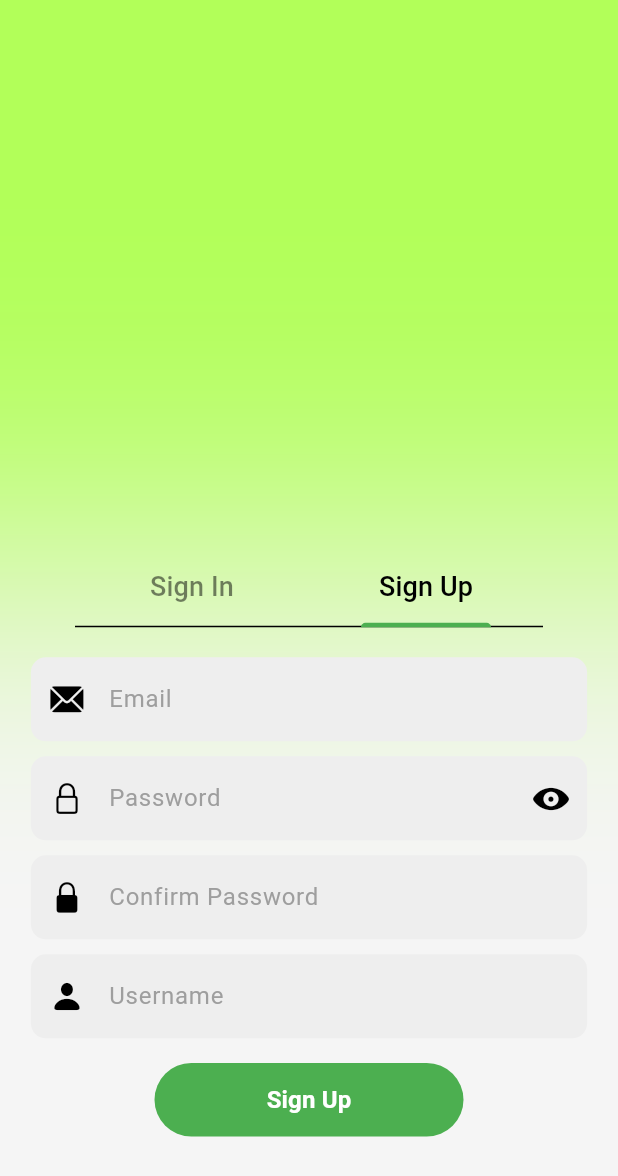
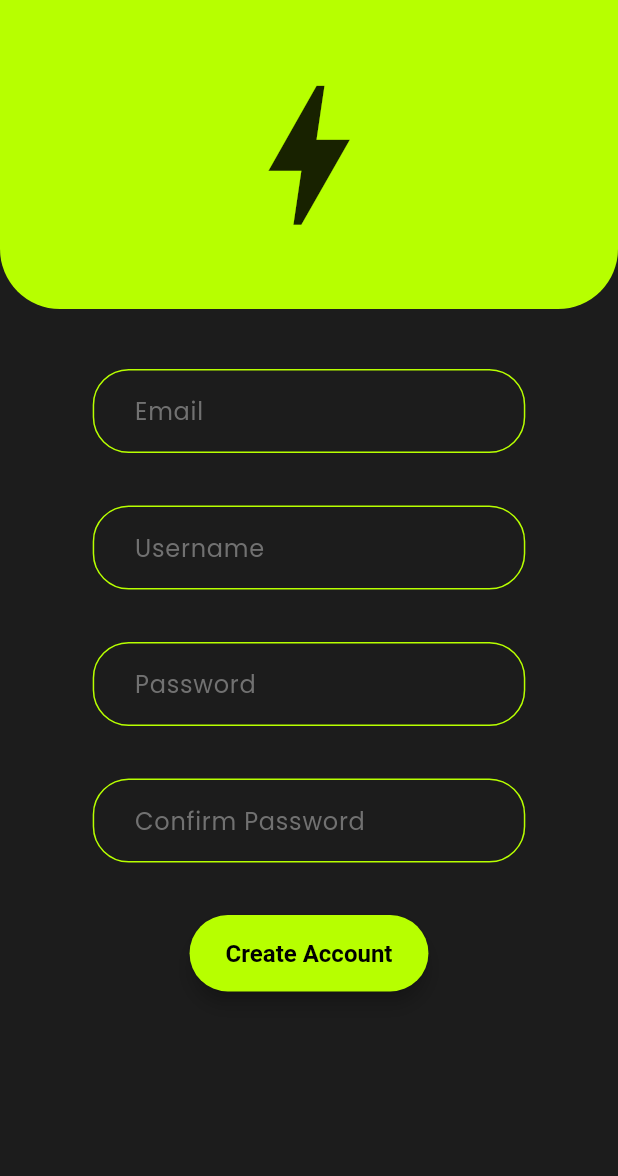
Before and after one commit to AugustanaCSC490Spring2025/Stryke, a Flutter app: the screen it shows after launch, after a tap on "Sign Up", on a phone screen of 412 x 824 dp. Shown: the top 1176 px of the screen. Run offline on Flutter 3.47's test engine with Material 3 defaults, Android fonts, the phone set to English and light mode, and no system bars; our stand-ins replace bloc, cloud_firestore, equatable, firebase_auth, firebase_core, flutter_bloc and 2 more; accounts and stored records are empty.

Commit message:
Created Sign in Screen

```diff
--- a/stryke_main/lib/screens/auth/views/welcome_screen.dart
+++ b/stryke_main/lib/screens/auth/views/welcome_screen.dart
@@ -1,121 +1,121 @@
-import 'dart:ui';
+// import 'dart:ui';
 
-import 'package:flutter/material.dart';
-import 'package:flutter_bloc/flutter_bloc.dart';
-import 'package:test_app/screens/auth/views/sign_in_screen.dart';
-import 'package:test_app/screens/auth/views/sign_up_screen.dart';
+// import 'package:flutter/material.dart';
+// import 'package:flutter_bloc/flutter_bloc.dart';
+// import 'package:test_app/screens/auth/views/sign_in_screen_old.dart';
+// import 'package:test_app/screens/auth/views/sign_up_screen.dart';
 
-import '../../../bloc/authentication_bloc/authentication_bloc.dart';
-import '../blocs/sign_in_bloc/sign_in_bloc.dart';
-import '../blocs/sign_up_bloc/sign_up_bloc.dart';
+// import '../../../bloc/authentication_bloc/authentication_bloc.dart';
+// import '../blocs/sign_in_bloc/sign_in_bloc.dart';
+// import '../blocs/sign_up_bloc/sign_up_bloc.dart';
 
-class WelcomeScreen extends StatefulWidget {
-  final int selectedTab;
-  const WelcomeScreen({super.key, required this.selectedTab});
+// class WelcomeScreen extends StatefulWidget {
+//   final int selectedTab;
+//   const WelcomeScreen({super.key, required this.selectedTab});
 
-  @override
-  State<WelcomeScreen> createState() => _WelcomeScreenState();
-}
+//   @override
+//   State<WelcomeScreen> createState() => _WelcomeScreenState();
+// }
 
-class _WelcomeScreenState extends State<WelcomeScreen> with TickerProviderStateMixin {
-  late TabController tabController;
+// class _WelcomeScreenState extends State<WelcomeScreen> with TickerProviderStateMixin {
+//   late TabController tabController;
 
-  @override
-  void initState() {
-    tabController = TabController(
-      initialIndex: 0,
-      length: 2,
-      vsync: this
-    );
-    tabController.index = widget.selectedTab;
-    super.initState();
-  }
+//   @override
+//   void initState() {
+//     tabController = TabController(
+//       initialIndex: 0,
+//       length: 2,
+//       vsync: this
+//     );
+//     tabController.index = widget.selectedTab;
+//     super.initState();
+//   }
 
-  @override
-  Widget build(BuildContext context) {
-    return Scaffold(
-      backgroundColor: Theme.of(context).colorScheme.surface,
-      body: SingleChildScrollView(
-        child: SizedBox(
-          height: MediaQuery.of(context).size.height,
-          child: Stack(
-            children: [
-              Align(
-                alignment: const AlignmentDirectional (20, -1.2),
-                child: Container(
-                  height: MediaQuery.of(context).size.width,
-                  width: MediaQuery.of(context).size.width,
-                  decoration: BoxDecoration(
-                    shape: BoxShape.rectangle,
-                    color: Theme.of(context).colorScheme.tertiary,
-                  ),
-                ),
-              ),
-              BackdropFilter(
-                  filter: ImageFilter.blur(sigmaX: 100.0, sigmaY: 100.0),
-                  child: Container(),
-              ),
-              Align(
-                alignment: Alignment.bottomCenter,
-                child: SizedBox(
-                  height: MediaQuery.of(context).size.height / 1.8,
-                  child: Column(
-                    children: [
-                      Padding(
-                        padding: const EdgeInsets.symmetric(horizontal: 50.0),
-                        child: TabBar(
-                          controller: tabController,
-                          unselectedLabelColor: Theme.of(context).colorScheme.onSurface.withOpacity(.5),
-                          labelColor: Theme.of(context).colorScheme.onSurface,
-                          tabs: const [
-                            Padding(
-                              padding: EdgeInsets.all(12.0),
-                              child: Text(
-                                "Sign In",
-                                style: TextStyle(
-                                  fontSize: 18.0,
-                                ),
-                              ),
-                            ),
-                            Padding(
-                              padding: EdgeInsets.all(12.0),
-                              child: Text(
-                                "Sign Up",
-                                style: TextStyle(
-                                  fontSize: 18.0,
-                                ),
-                              ),
-                            ),
-                          ],
-                        ),
-                      ),
-                      Expanded(
-                          child: TabBarView(
-                            controller: tabController,
-                            children: [
-                              BlocProvider<SignInBloc>(
-                                create: (context) => SignInBloc(
-                                    context.read<AuthenticationBloc>().userRepository
-                                ),
-                                child: const SignInScreen(),
-                              ),
-                              BlocProvider<SignUpBloc>(
-                                create: (context) => SignUpBloc(
-                                    context.read<AuthenticationBloc>().userRepository
-                                ),
-                                child: const SignUpScreen(),
-                              ),
-                            ],
-                          ),
-                      ),
-                    ],
-                  ),
-                ),
-              )
-            ],
-          ),
-        ),
-      ),
-    );
-  }
-}
+//   @override
+//   Widget build(BuildContext context) {
+//     return Scaffold(
+//       backgroundColor: Theme.of(context).colorScheme.surface,
+//       body: SingleChildScrollView(
+//         child: SizedBox(
+//           height: MediaQuery.of(context).size.height,
+//           child: Stack(
+//             children: [
+//               Align(
+//                 alignment: const AlignmentDirectional (20, -1.2),
+//                 child: Container(
+//                   height: MediaQuery.of(context).size.width,
+//                   width: MediaQuery.of(context).size.width,
+//                   decoration: BoxDecoration(
+//                     shape: BoxShape.rectangle,
+//                     color: Theme.of(context).colorScheme.tertiary,
+//                   ),
+//                 ),
+//               ),
+//               BackdropFilter(
+//                   filter: ImageFilter.blur(sigmaX: 100.0, sigmaY: 100.0),
+//                   child: Container(),
+//               ),
+//               Align(
+//                 alignment: Alignment.bottomCenter,
+//                 child: SizedBox(
+//                   height: MediaQuery.of(context).size.height / 1.8,
+//                   child: Column(
+//                     children: [
+//                       Padding(
+//                         padding: const EdgeInsets.symmetric(horizontal: 50.0),
+//                         child: TabBar(
+//                           controller: tabController,
+//                           unselectedLabelColor: Theme.of(context).colorScheme.onSurface.withOpacity(.5),
+//                           labelColor: Theme.of(context).colorScheme.onSurface,
+//                           tabs: const [
+//                             Padding(
+//                               padding: EdgeInsets.all(12.0),
+//                               child: Text(
+//                                 "Sign In",
+//                                 style: TextStyle(
+//                                   fontSize: 18.0,
+//                                 ),
+//                               ),
+//                             ),
+//                             Padding(
+//                               padding: EdgeInsets.all(12.0),
+//                               child: Text(
+//                                 "Sign Up",
+//                                 style: TextStyle(
+//                                   fontSize: 18.0,
+//                                 ),
+//                               ),
+//                             ),
+//                           ],
+//                         ),
+//                       ),
+//                       Expanded(
+//                           child: TabBarView(
+//                             controller: tabController,
+//                             children: [
+//                               BlocProvider<SignInBloc>(
+//                                 create: (context) => SignInBloc(
+//                                     context.read<AuthenticationBloc>().userRepository
+//                                 ),
+//                                 child: const SignInScreen(),
+//                               ),
+//                               BlocProvider<SignUpBloc>(
+//                                 create: (context) => SignUpBloc(
+//                                     context.read<AuthenticationBloc>().userRepository
+//                                 ),
+//                                 child: const SignUpScreen(),
+//                               ),
+//                             ],
+//                           ),
+//                       ),
+//                     ],
+//                   ),
+//                 ),
+//               )
+//             ],
+//           ),
+//         ),
+//       ),
+//     );
+//   }
+// }
--- a/stryke_main/lib/screens/intro/views/intro_screen.dart
+++ b/stryke_main/lib/screens/intro/views/intro_screen.dart
@@ -1,10 +1,10 @@
 import 'package:flutter/material.dart';
-import 'package:test_app/screens/auth/views/sign_in_screen.dart';
+import 'package:test_app/screens/auth/views/sign_in_screen_old.dart';
 import 'package:test_app/screens/auth/views/welcome_screen.dart';
 import '../../../utils/button_styles.dart';
 import '../../../utils/spacing.dart';
 import '../../../utils/text_styles.dart';
-import '../../auth/views/sign_up_screen.dart';
+import '../../intro/views/sign_in_screen.dart';
 import 'login_screen.dart';
 
 class IntroScreen extends StatefulWidget {
@@ -60,7 +60,12 @@ class _IntroScreenState extends State<IntroScreen> with TickerProviderStateMixin
                   width: buttonWidth,
                   child: ElevatedButton(
                     onPressed: () {
-                      Navigator.push(context, MaterialPageRoute(builder: (context) => const WelcomeScreen(selectedTab: 1)),
+                      Navigator.push(
+                        context,
+                        MaterialPageRoute<void>(
+                            builder: (context) =>
+                            const SignInScreen()),
+                            // const WelcomeScreen(selectedTab: 0)) // not working BACK END PURPOSE
                       );
                     },
                     style: ButtonStyles.colorButton(
--- a/stryke_main/lib/screens/intro/views/login_screen.dart
+++ b/stryke_main/lib/screens/intro/views/login_screen.dart
@@ -16,6 +16,7 @@ class LoginScreen extends StatefulWidget {
 class _LoginScreenState extends State<LoginScreen> {
   final TextEditingController _usernameController = TextEditingController();
   final TextEditingController _passwordController = TextEditingController();
+  bool obscurePassword = true;
 
   @override
   Widget build(BuildContext context) {
@@ -80,6 +81,7 @@ class _LoginScreenState extends State<LoginScreen> {
                     width: screenWidth * .8,
                     child: TextFormField(
                         controller: _passwordController,
+                        obscureText: obscurePassword,
                         style: ThemeTextStyles.textFieldInput,
                         decoration: TextFormFieldsStyles.formTextFieldDefault(
                             hintText: "Password")),
@@ -103,6 +105,5 @@ class _LoginScreenState extends State<LoginScreen> {
         ],
       ),
     );
-    ;
   }
 }
--- /dev/null
+++ b/stryke_main/lib/screens/intro/views/sign_in_screen.dart
@@ -0,0 +1,97 @@
+import 'package:flutter/material.dart';
+import 'package:test_app/utils/button_styles.dart';
+import 'package:test_app/utils/spacing.dart';
+import 'package:test_app/utils/text_form_field_styles.dart';
+import 'package:test_app/utils/text_styles.dart';
+
+
+class SignInScreen extends StatefulWidget {
+  const SignInScreen({super.key});
+
+  @override
+  State<SignInScreen> createState() => _SignInScreenState();
+}
+
+class _SignInScreenState extends State<SignInScreen>{
+
+  final TextEditingController _emailController = TextEditingController();
+  final TextEditingController _usernameController = TextEditingController();
+  final TextEditingController _passwordController = TextEditingController();
+  final TextEditingController _passwordConfirmController = TextEditingController();
+  bool obscurePassword = true;
+
+  @override
+  Widget build(BuildContext context) {
+    double screenHeight = MediaQuery.of(context).size.height;
+    double screenWidth = MediaQuery.of(context).size.width;
+
+    return Scaffold(
+          backgroundColor: const Color(0xFF1C1C1C),
+          body: Column(
+            children: [
+              SizedBox(
+                height: screenHeight * 0.25,
+                child: Container(
+                  width: double.infinity,
+                  decoration: const BoxDecoration(
+                    color: Color(0xFFB7FF00),
+                    borderRadius:
+                        BorderRadius.vertical(bottom: Radius.circular(40)),
+                  ),
+                  child: Icon(Icons.bolt_sharp, size: screenHeight * .15),
+                ),
+              ),
+              verticalSpacing(40),
+              SizedBox(
+                width: screenWidth * .7,
+                child: TextFormField(
+                    controller: _emailController,
+                    style: ThemeTextStyles.textFieldInput,
+                    decoration: TextFormFieldsStyles.formTextFieldDefault(hintText: "Email"),
+                ),
+              ),
+              verticalSpacing(35),
+              SizedBox(
+                width: screenWidth * .7,
+                child: TextFormField(
+                    controller: _usernameController,
+                    style: ThemeTextStyles.textFieldInput,
+                    decoration: TextFormFieldsStyles.formTextFieldDefault(hintText: "Username"),
+                ),
+              ),
+              verticalSpacing(35),
+               SizedBox(
+                width: screenWidth * .7,
+                child: TextFormField(
+                    controller: _passwordController,
+                    obscureText: obscurePassword,
+                    style: ThemeTextStyles.textFieldInput,
+                    decoration: TextFormFieldsStyles.formTextFieldDefault(hintText: "Password"),
+                ),
+              ),
+              verticalSpacing(35),
+               SizedBox(
+                width: screenWidth * .7,
+                child: TextFormField(
+                    controller: _passwordConfirmController,
+                    obscureText: obscurePassword,
+                    style: ThemeTextStyles.textFieldInput,
+                    decoration: TextFormFieldsStyles.formTextFieldDefault(hintText: "Confirm Password"),
+                ),
+              ),
+              verticalSpacing(35),
+              SizedBox(
+                child: ElevatedButton(
+                    onPressed: (){},
+                    style: ButtonStyles.colorButton(backgroundColor: const Color(0xffb7ff00), textColor: Colors.black, fontWeight: FontWeight.bold),
+                    child: Text("Create Account")
+                    ),
+              )
+
+
+
+            ],
+          ),
+    );
+  }
+}
```
Also changed, not shown: stryke_main/lib/screens/auth/views/sign_in_screen.dart (deleted, +0 -147 lines), stryke_main/lib/screens/auth/views/sign_in_screen_old.dart (added, +147 -0 lines).
